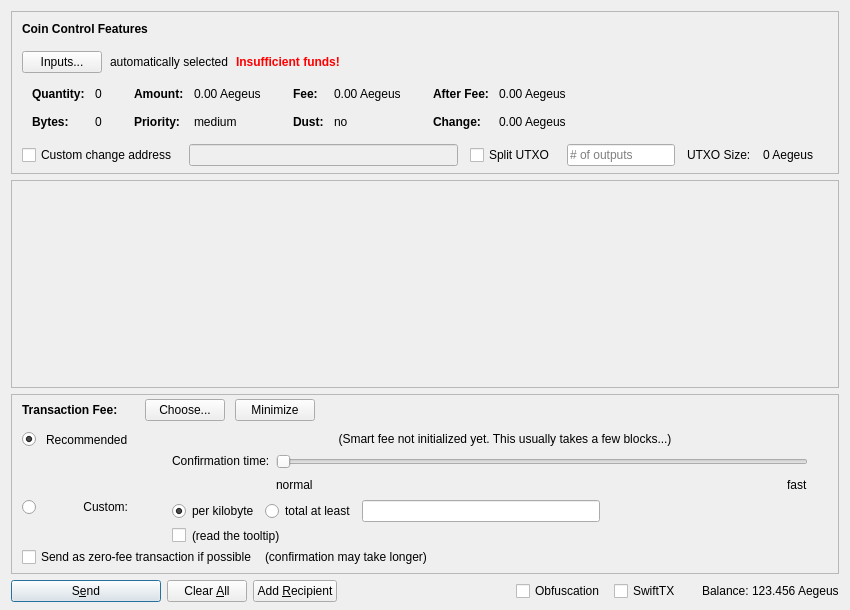
This is src/qt/forms/sendcoinsdialog.ui in AegeusCoin/aegeus as Qt 5 draws it before an edit. The edited form follows.
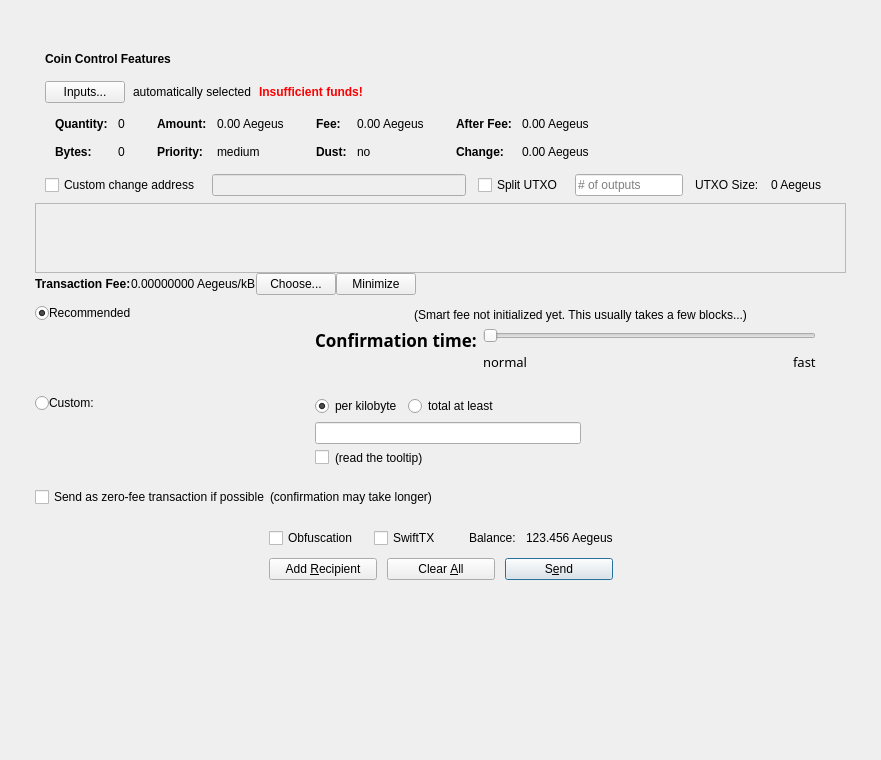
This is the edited form. Icons and pictures are not drawn. Custom widgets are drawn as their Qt base class.

```diff
--- a/src/qt/forms/sendcoinsdialog.ui
+++ b/src/qt/forms/sendcoinsdialog.ui
@@ -6,16 +6,55 @@
    <rect>
     <x>0</x>
     <y>0</y>
-    <width>850</width>
-    <height>610</height>
+    <width>881</width>
+    <height>760</height>
    </rect>
   </property>
   <property name="windowTitle">
    <string>Send Coins</string>
   </property>
-  <layout class="QVBoxLayout" name="verticalLayout" stretch="0,1,0,0">
+  <layout class="QVBoxLayout" name="verticalLayout" stretch="0,0">
+   <property name="spacing">
+    <number>0</number>
+   </property>
+   <property name="leftMargin">
+    <number>35</number>
+   </property>
+   <property name="topMargin">
+    <number>42</number>
+   </property>
+   <property name="rightMargin">
+    <number>35</number>
+   </property>
    <property name="bottomMargin">
-    <number>8</number>
+    <number>42</number>
+   </property>
+   <item>
+    <widget class="QFrame" name="mainFrame">
+     <property name="sizePolicy">
+      <sizepolicy hsizetype="Preferred" vsizetype="Minimum">
+       <horstretch>0</horstretch>
+       <verstretch>0</verstretch>
+      </sizepolicy>
+     </property>
+     <property name="lineWidth">
+      <number>0</number>
+     </property>
+     <layout class="QVBoxLayout" name="verticalLayout_5">
+      <property name="spacing">
+       <number>0</number>
+      </property>
+      <property name="leftMargin">
+       <number>0</number>
+      </property>
+      <property name="topMargin">
+       <number>0</number>
+      </property>
+      <property name="rightMargin">
+       <number>0</number>
+      </property>
+      <property name="bottomMargin">
+       <number>0</number>
    </property>
    <item>
     <widget class="QFrame" name="frameCoinControl">
@@ -31,11 +70,8 @@
        <height>16777215</height>
       </size>
      </property>
-     <property name="frameShape">
-      <enum>QFrame::StyledPanel</enum>
-     </property>
-     <property name="frameShadow">
-      <enum>QFrame::Sunken</enum>
+        <property name="lineWidth">
+         <number>0</number>
      </property>
      <layout class="QVBoxLayout" name="verticalLayoutCoinControl2">
       <property name="spacing">
@@ -549,6 +585,12 @@
             <property name="text">
              <string>Custom change address</string>
             </property>
+               <property name="iconSize">
+                <size>
+                 <width>17</width>
+                 <height>17</height>
+                </size>
+               </property>
            </widget>
           </item>
           <item>
@@ -569,6 +611,12 @@
             <property name="text">
              <string>Split UTXO</string>
             </property>
+               <property name="iconSize">
+                <size>
+                 <width>17</width>
+                 <height>17</height>
+                </size>
+               </property>
            </widget>
           </item>
           <item>
@@ -650,11 +698,11 @@
        <rect>
         <x>0</x>
         <y>0</y>
-        <width>830</width>
-        <height>95</height>
-       </rect>
-      </property>
-      <layout class="QVBoxLayout" name="verticalLayout_2" stretch="0,1">
+           <width>809</width>
+           <height>69</height>
+          </rect>
+         </property>
+         <layout class="QVBoxLayout" name="verticalLayout_2" stretch="0,0">
        <property name="leftMargin">
         <number>0</number>
        </property>
@@ -705,11 +753,8 @@
        <height>16777215</height>
       </size>
      </property>
-     <property name="frameShape">
-      <enum>QFrame::StyledPanel</enum>
-     </property>
-     <property name="frameShadow">
-      <enum>QFrame::Sunken</enum>
+        <property name="lineWidth">
+         <number>0</number>
      </property>
      <layout class="QVBoxLayout" name="verticalLayoutFee1">
       <property name="spacing">
@@ -728,18 +773,21 @@
        <number>0</number>
       </property>
       <item>
-       <layout class="QVBoxLayout" name="verticalLayoutFee2" stretch="0,0,0">
+          <layout class="QVBoxLayout" name="verticalLayoutFee2" stretch="0,0">
         <property name="spacing">
          <number>0</number>
         </property>
         <property name="leftMargin">
-         <number>10</number>
+            <number>0</number>
         </property>
         <property name="topMargin">
          <number>0</number>
         </property>
         <item>
          <layout class="QHBoxLayout" name="horizontalLayoutFee1">
+             <property name="spacing">
+              <number>0</number>
+             </property>
           <property name="bottomMargin">
            <number>0</number>
           </property>
@@ -748,26 +796,10 @@
             <property name="spacing">
              <number>0</number>
             </property>
-            <item>
-             <spacer name="verticalSpacerSmartFee">
-              <property name="orientation">
-               <enum>Qt::Vertical</enum>
-              </property>
-              <property name="sizeType">
-               <enum>QSizePolicy::Fixed</enum>
-              </property>
-              <property name="sizeHint" stdset="0">
-               <size>
-                <width>1</width>
-                <height>4</height>
-               </size>
-              </property>
-             </spacer>
-            </item>
             <item>
              <layout class="QHBoxLayout" name="horizontalLayoutSmartFee">
               <property name="spacing">
-               <number>10</number>
+                  <number>0</number>
               </property>
               <item>
                <widget class="QLabel" name="labelFeeHeadline">
@@ -789,12 +821,18 @@
                 <property name="text">
                  <string>Transaction Fee:</string>
                 </property>
+                   <property name="indent">
+                    <number>0</number>
+                   </property>
                </widget>
               </item>
               <item>
                <widget class="QLabel" name="labelFeeMinimized">
                 <property name="text">
-                 <string/>
+                    <string>0.00000000 Aegeus/kB</string>
+                   </property>
+                   <property name="indent">
+                    <number>0</number>
                 </property>
                </widget>
               </item>
@@ -849,6 +887,9 @@
         </item>
         <item>
          <widget class="QFrame" name="frameFeeSelection">
+             <property name="enabled">
+              <bool>true</bool>
+             </property>
           <layout class="QVBoxLayout" name="verticalLayoutFee12">
            <property name="spacing">
             <number>0</number>
@@ -866,7 +907,7 @@
             <number>0</number>
            </property>
            <item>
-            <layout class="QGridLayout" name="gridLayoutFee">
+               <layout class="QGridLayout" name="gridLayoutFee" columnstretch="0,1,2">
              <property name="topMargin">
               <number>10</number>
              </property>
@@ -874,12 +915,12 @@
               <number>4</number>
              </property>
              <property name="horizontalSpacing">
-              <number>10</number>
+                 <number>0</number>
              </property>
              <property name="verticalSpacing">
               <number>4</number>
              </property>
-             <item row="2" column="4">
+                <item row="2" column="2">
               <layout class="QVBoxLayout" name="verticalLayoutFee8">
                <property name="spacing">
                 <number>6</number>
@@ -894,6 +935,12 @@
                    <property name="text">
                     <string>per kilobyte</string>
                    </property>
+                      <property name="iconSize">
+                       <size>
+                        <width>17</width>
+                        <height>17</height>
+                       </size>
+                      </property>
                    <property name="checked">
                     <bool>true</bool>
                    </property>
@@ -910,14 +957,17 @@
                    <property name="text">
                     <string>total at least</string>
                    </property>
+                      <property name="iconSize">
+                       <size>
+                        <width>17</width>
+                        <height>17</height>
+                       </size>
+                      </property>
                    <attribute name="buttonGroup">
                     <string notr="true">groupCustomFee</string>
                    </attribute>
                   </widget>
                  </item>
-                 <item>
-                  <widget class="BitcoinAmountField" name="customFee"/>
-                 </item>
                  <item>
                   <spacer name="horizontalSpacer_6">
                    <property name="orientation">
@@ -933,6 +983,26 @@
                  </item>
                 </layout>
                </item>
+                  <item>
+                   <layout class="QHBoxLayout" name="horizontalLayout_5">
+                    <item>
+                     <widget class="BitcoinAmountField" name="customFee"/>
+                    </item>
+                    <item>
+                     <spacer name="horizontalSpacer_8">
+                      <property name="orientation">
+                       <enum>Qt::Horizontal</enum>
+                      </property>
+                      <property name="sizeHint" stdset="0">
+                       <size>
+                        <width>1</width>
+                        <height>1</height>
+                       </size>
+                      </property>
+                     </spacer>
+                    </item>
+                   </layout>
+                  </item>
                <item>
                 <layout class="QHBoxLayout" name="horizontalLayoutFee8">
                  <item>
@@ -940,9 +1010,18 @@
                    <property name="toolTip">
                     <string>Paying only the minimum fee is just fine as long as there is less transaction volume than space in the blocks.&lt;br /&gt;But be aware that this can end up in a never confirming transaction once there is more demand for AEGEUS transactions than the network can process.</string>
                    </property>
+                      <property name="layoutDirection">
+                       <enum>Qt::LeftToRight</enum>
+                      </property>
                    <property name="text">
                     <string/>
                    </property>
+                      <property name="iconSize">
+                       <size>
+                        <width>17</width>
+                        <height>17</height>
+                       </size>
+                      </property>
                   </widget>
                  </item>
                  <item>
@@ -978,8 +1057,86 @@
                </item>
               </layout>
              </item>
-             <item row="1" column="0">
-              <layout class="QVBoxLayout" name="verticalLayoutFee4" stretch="1">
+                <item row="0" column="0" alignment="Qt::AlignTop">
+                 <widget class="QRadioButton" name="radioSmartFee">
+                  <property name="text">
+                   <string/>
+                  </property>
+                  <property name="iconSize">
+                   <size>
+                    <width>17</width>
+                    <height>17</height>
+                   </size>
+                  </property>
+                  <property name="checked">
+                   <bool>true</bool>
+                  </property>
+                  <attribute name="buttonGroup">
+                   <string notr="true">groupFee</string>
+                  </attribute>
+                 </widget>
+                </item>
+                <item row="2" column="1">
+                 <widget class="QLabel" name="labelCustomFee">
+                  <property name="text">
+                   <string>Custom:</string>
+                  </property>
+                  <property name="alignment">
+                   <set>Qt::AlignLeading|Qt::AlignLeft|Qt::AlignTop</set>
+                  </property>
+                  <property name="indent">
+                   <number>0</number>
+                  </property>
+                  <property name="buddy">
+                   <cstring>radioCustomFee</cstring>
+                  </property>
+                 </widget>
+                </item>
+                <item row="0" column="1">
+                 <layout class="QVBoxLayout" name="verticalLayout_4">
+                  <item>
+                   <layout class="QHBoxLayout" name="horizontalLayout_4">
+                    <item>
+                     <widget class="QLabel" name="labelSmartFee_2">
+                      <property name="text">
+                       <string>Recommended</string>
+                      </property>
+                      <property name="alignment">
+                       <set>Qt::AlignLeading|Qt::AlignLeft|Qt::AlignTop</set>
+                      </property>
+                      <property name="indent">
+                       <number>0</number>
+                      </property>
+                     </widget>
+                    </item>
+                    <item>
+                     <widget class="QLabel" name="labelSmartFee">
+                      <property name="text">
+                       <string/>
+                      </property>
+                      <property name="alignment">
+                       <set>Qt::AlignLeading|Qt::AlignLeft|Qt::AlignTop</set>
+                      </property>
+                      <property name="indent">
+                       <number>0</number>
+                      </property>
+                     </widget>
+                    </item>
+                   </layout>
+                  </item>
+                  <item>
+                   <widget class="QLabel" name="labelFeeEstimation">
+                    <property name="text">
+                     <string/>
+                    </property>
+                    <property name="alignment">
+                     <set>Qt::AlignLeading|Qt::AlignLeft|Qt::AlignTop</set>
+                    </property>
+                    <property name="indent">
+                     <number>0</number>
+                    </property>
+                   </widget>
+                  </item>
                <item>
                 <spacer name="verticalSpacer_2">
                  <property name="orientation">
@@ -987,43 +1144,26 @@
                  </property>
                  <property name="sizeHint" stdset="0">
                   <size>
-                   <width>1</width>
-                   <height>1</height>
+                      <width>20</width>
+                      <height>40</height>
                   </size>
                  </property>
                 </spacer>
                </item>
               </layout>
              </item>
-             <item row="2" column="0">
-              <layout class="QVBoxLayout" name="verticalLayoutFee9" stretch="0,1">
-               <item>
-                <widget class="QRadioButton" name="radioCustomFee">
+                <item row="3" column="0" colspan="3">
+                 <widget class="QLabel" name="custom_send_as_zero_separator">
                  <property name="text">
                   <string/>
                  </property>
-                 <attribute name="buttonGroup">
-                  <string notr="true">groupFee</string>
-                 </attribute>
-                </widget>
-               </item>
-               <item>
-                <spacer name="verticalSpacer_6">
-                 <property name="orientation">
-                  <enum>Qt::Vertical</enum>
-                 </property>
-                 <property name="sizeHint" stdset="0">
-                  <size>
-                   <width>1</width>
-                   <height>1</height>
-                  </size>
-                 </property>
-                </spacer>
-               </item>
-              </layout>
-             </item>
-             <item row="1" column="4">
-              <layout class="QVBoxLayout" name="verticalLayoutFee3" stretch="0,0,1">
+                  <property name="indent">
+                   <number>0</number>
+                  </property>
+                 </widget>
+                </item>
+                <item row="0" column="2">
+                 <layout class="QVBoxLayout" name="verticalLayoutFee3" stretch="0,0">
                <property name="spacing">
                 <number>6</number>
                </property>
@@ -1031,21 +1171,20 @@
                 <number>2</number>
                </property>
                <item>
-                <layout class="QHBoxLayout" name="horizontalLayoutFee12">
-                 <item>
-                  <spacer name="horizontalSpacer_5">
-                   <property name="orientation">
-                    <enum>Qt::Horizontal</enum>
-                   </property>
-                   <property name="sizeHint" stdset="0">
-                    <size>
-                     <width>1</width>
-                     <height>1</height>
-                    </size>
-                   </property>
-                  </spacer>
-                 </item>
-                </layout>
+                   <widget class="QLabel" name="labelSmartFee2">
+                    <property name="text">
+                     <string>(Smart fee not initialized yet. This usually takes a few blocks...)</string>
+                    </property>
+                    <property name="alignment">
+                     <set>Qt::AlignHCenter</set>
+                    </property>
+                    <property name="wordWrap">
+                     <bool>true</bool>
+                    </property>
+                    <property name="margin">
+                     <number>2</number>
+                    </property>
+                   </widget>
                </item>
                <item>
                 <layout class="QHBoxLayout" name="horizontalLayoutFee9">
@@ -1053,6 +1192,14 @@
                   <layout class="QVBoxLayout" name="verticalLayoutFee6">
                    <item>
                     <widget class="QLabel" name="labelSmartFee3">
+                        <property name="font">
+                         <font>
+                          <family>Volte</family>
+                          <pointsize>13</pointsize>
+                          <weight>75</weight>
+                          <bold>true</bold>
+                         </font>
+                        </property>
                      <property name="text">
                       <string>Confirmation time:</string>
                      </property>
@@ -1095,15 +1242,15 @@
                      <property name="value">
                       <number>0</number>
                      </property>
+                        <property name="sliderPosition">
+                         <number>0</number>
+                        </property>
+                        <property name="tracking">
+                         <bool>true</bool>
+                        </property>
                      <property name="orientation">
                       <enum>Qt::Horizontal</enum>
                      </property>
-                     <property name="invertedAppearance">
-                      <bool>false</bool>
-                     </property>
-                     <property name="invertedControls">
-                      <bool>false</bool>
-                     </property>
                      <property name="tickPosition">
                       <enum>QSlider::NoTicks</enum>
                      </property>
@@ -1113,9 +1260,18 @@
                     <layout class="QHBoxLayout" name="horizontalLayoutFee10">
                      <item>
                       <widget class="QLabel" name="labelSmartFeeNormal">
+                          <property name="font">
+                           <font>
+                            <family>Volte</family>
+                            <pointsize>10</pointsize>
+                           </font>
+                          </property>
                        <property name="text">
                         <string>normal</string>
                        </property>
+                          <property name="indent">
+                           <number>0</number>
+                          </property>
                       </widget>
                      </item>
                      <item>
@@ -1133,9 +1289,18 @@
                      </item>
                      <item>
                       <widget class="QLabel" name="labelSmartFeeFast">
+                          <property name="font">
+                           <font>
+                            <family>Volte</family>
+                            <pointsize>10</pointsize>
+                           </font>
+                          </property>
                        <property name="text">
                         <string>fast</string>
                        </property>
+                          <property name="indent">
+                           <number>0</number>
+                          </property>
                       </widget>
                      </item>
                     </layout>
@@ -1144,8 +1309,28 @@
                  </item>
                 </layout>
                </item>
+                 </layout>
+                </item>
+                <item row="2" column="0">
+                 <layout class="QVBoxLayout" name="verticalLayoutFee9" stretch="0,1">
                <item>
-                <spacer name="verticalSpacer_4">
+                   <widget class="QRadioButton" name="radioCustomFee">
+                    <property name="text">
+                     <string/>
+                    </property>
+                    <property name="iconSize">
+                     <size>
+                      <width>17</width>
+                      <height>17</height>
+                     </size>
+                    </property>
+                    <attribute name="buttonGroup">
+                     <string notr="true">groupFee</string>
+                    </attribute>
+                   </widget>
+                  </item>
+                  <item>
+                   <spacer name="verticalSpacer_6">
                  <property name="orientation">
                   <enum>Qt::Vertical</enum>
                  </property>
@@ -1159,66 +1344,13 @@
                </item>
               </layout>
              </item>
-             <item row="0" column="1">
-              <widget class="QLabel" name="labelSmartFee_2">
+                <item row="1" column="0" colspan="3">
+                 <widget class="QLabel" name="recommended_custom_separator">
                <property name="text">
-                <string>Recommended</string>
-               </property>
-              </widget>
-             </item>
-             <item row="0" column="0">
-              <widget class="QRadioButton" name="radioSmartFee">
-               <property name="text">
                 <string/>
                </property>
-               <property name="checked">
-                <bool>true</bool>
-               </property>
-               <attribute name="buttonGroup">
-                <string notr="true">groupFee</string>
-               </attribute>
-              </widget>
-             </item>
-             <item row="2" column="1">
-              <widget class="QLabel" name="labelCustomFee">
-               <property name="text">
-                <string>Custom:</string>
-               </property>
-               <property name="alignment">
-                <set>Qt::AlignRight|Qt::AlignTop|Qt::AlignTrailing</set>
-               </property>
-              </widget>
-             </item>
-             <item row="0" column="2">
-              <widget class="QLabel" name="labelSmartFee">
-               <property name="text">
-                <string/>
-               </property>
-               <property name="margin">
-                <number>2</number>
-               </property>
-              </widget>
-             </item>
-             <item row="0" column="3">
-              <widget class="QLabel" name="labelFeeEstimation">
-               <property name="text">
-                <string/>
-               </property>
-              </widget>
-             </item>
-             <item row="0" column="4">
-              <widget class="QLabel" name="labelSmartFee2">
-               <property name="text">
-                <string>(Smart fee not initialized yet. This usually takes a few blocks...)</string>
-               </property>
-               <property name="alignment">
-                <set>Qt::AlignHCenter</set>
-               </property>
-               <property name="wordWrap">
-                <bool>true</bool>
-               </property>
-               <property name="margin">
-                <number>2</number>
+                  <property name="indent">
+                   <number>0</number>
                </property>
               </widget>
              </item>
@@ -1227,16 +1359,22 @@
            <item>
             <layout class="QHBoxLayout" name="horizontalLayoutFee5" stretch="0,0,0">
              <property name="spacing">
-              <number>8</number>
+                 <number>0</number>
              </property>
              <property name="bottomMargin">
-              <number>4</number>
+                 <number>0</number>
              </property>
              <item>
               <widget class="QCheckBox" name="checkBoxFreeTx">
                <property name="text">
                 <string>Send as zero-fee transaction if possible</string>
                </property>
+                  <property name="iconSize">
+                   <size>
+                    <width>17</width>
+                    <height>17</height>
+                   </size>
+                  </property>
               </widget>
              </item>
              <item>
@@ -1245,7 +1383,10 @@
                 <string>(confirmation may take longer)</string>
                </property>
                <property name="margin">
-                <number>5</number>
+                   <number>0</number>
+                  </property>
+                  <property name="indent">
+                   <number>0</number>
                </property>
               </widget>
              </item>
@@ -1280,100 +1421,55 @@
           </layout>
          </widget>
         </item>
-        <item>
-         <spacer name="verticalSpacerFee">
-          <property name="orientation">
-           <enum>Qt::Vertical</enum>
-          </property>
-          <property name="sizeHint" stdset="0">
-           <size>
-            <width>800</width>
-            <height>1</height>
-           </size>
-          </property>
-         </spacer>
-        </item>
        </layout>
       </item>
      </layout>
     </widget>
    </item>
    <item>
+       <widget class="QFrame" name="frameButtons">
+        <property name="lineWidth">
+         <number>0</number>
+        </property>
     <layout class="QHBoxLayout" name="horizontalLayout">
-     <item>
-      <widget class="QPushButton" name="sendButton">
-       <property name="minimumSize">
-        <size>
-         <width>150</width>
-         <height>0</height>
-        </size>
-       </property>
-       <property name="toolTip">
-        <string>Confirm the send action</string>
-       </property>
-       <property name="text">
-        <string>S&amp;end</string>
-       </property>
-       <property name="icon">
-        <iconset resource="../aegeus.qrc">
-         <normaloff>:/icons/send</normaloff>:/icons/send</iconset>
-       </property>
-       <property name="autoDefault">
-        <bool>false</bool>
-       </property>
-       <property name="default">
-        <bool>true</bool>
-       </property>
-      </widget>
-     </item>
+         <property name="spacing">
+          <number>0</number>
+         </property>
+         <property name="leftMargin">
+          <number>0</number>
+         </property>
+         <property name="topMargin">
+          <number>0</number>
+         </property>
+         <property name="rightMargin">
+          <number>0</number>
+         </property>
+         <property name="bottomMargin">
+          <number>0</number>
+         </property>
      <item>
-      <widget class="QPushButton" name="clearButton">
-       <property name="sizePolicy">
-        <sizepolicy hsizetype="Minimum" vsizetype="Fixed">
-         <horstretch>0</horstretch>
-         <verstretch>0</verstretch>
-        </sizepolicy>
-       </property>
-       <property name="toolTip">
-        <string>Clear all fields of the form.</string>
-       </property>
-       <property name="text">
-        <string>Clear &amp;All</string>
-       </property>
-       <property name="icon">
-        <iconset resource="../aegeus.qrc">
-         <normaloff>:/icons/remove</normaloff>:/icons/remove</iconset>
-       </property>
-       <property name="autoDefault">
-        <bool>false</bool>
-       </property>
-      </widget>
-     </item>
-     <item>
-      <widget class="QPushButton" name="addButton">
-       <property name="toolTip">
-        <string>Send to multiple recipients at once</string>
-       </property>
-       <property name="text">
-        <string>Add &amp;Recipient</string>
-       </property>
-       <property name="icon">
-        <iconset resource="../aegeus.qrc">
-         <normaloff>:/icons/add</normaloff>:/icons/add</iconset>
-       </property>
-       <property name="autoDefault">
-        <bool>false</bool>
-       </property>
-      </widget>
-     </item>
-     <item>
-      <spacer name="horizontalSpacer">
+          <spacer name="horizontalSpacer_7">
        <property name="orientation">
         <enum>Qt::Horizontal</enum>
        </property>
        <property name="sizeHint" stdset="0">
         <size>
          <width>40</width>
+             <height>20</height>
+            </size>
+           </property>
+          </spacer>
+         </item>
+         <item>
+          <layout class="QVBoxLayout" name="verticalLayout_3">
+           <item>
+            <spacer name="verticalSpacer_7">
+             <property name="orientation">
+              <enum>Qt::Vertical</enum>
+             </property>
+             <property name="sizeHint" stdset="0">
+              <size>
+               <width>20</width>
          <height>20</height>
         </size>
        </property>
@@ -1382,7 +1478,7 @@
      <item>
       <layout class="QHBoxLayout" name="horizontalLayout_2">
        <property name="spacing">
-        <number>3</number>
+              <number>10</number>
        </property>
        <item>
         <widget class="QCheckBox" name="checkUseObfuscation">
@@ -1395,6 +1491,12 @@
          <property name="text">
           <string>Obfuscation</string>
          </property>
+               <property name="iconSize">
+                <size>
+                 <width>17</width>
+                 <height>17</height>
+                </size>
+               </property>
          <property name="checked">
           <bool>false</bool>
          </property>
@@ -1421,6 +1523,9 @@
          <property name="text">
           <string>Balance:</string>
          </property>
+               <property name="indent">
+                <number>0</number>
+               </property>
         </widget>
        </item>
        <item>
@@ -1437,6 +1542,9 @@
          <property name="text">
           <string notr="true">123.456 Aegeus</string>
          </property>
+               <property name="indent">
+                <number>0</number>
+               </property>
          <property name="textInteractionFlags">
           <set>Qt::LinksAccessibleByMouse|Qt::TextSelectableByKeyboard|Qt::TextSelectableByMouse</set>
          </property>
@@ -1444,7 +1552,101 @@
        </item>
       </layout>
      </item>
-    </layout>
+           <item>
+            <spacer name="verticalSpacer_8">
+             <property name="orientation">
+              <enum>Qt::Vertical</enum>
+             </property>
+             <property name="sizeHint" stdset="0">
+              <size>
+               <width>20</width>
+               <height>10</height>
+              </size>
+             </property>
+            </spacer>
+           </item>
+           <item>
+            <layout class="QHBoxLayout" name="horizontalLayout_3">
+             <property name="spacing">
+              <number>10</number>
+             </property>
+             <item>
+              <widget class="QPushButton" name="addButton">
+               <property name="toolTip">
+                <string>Send to multiple recipients at once</string>
+               </property>
+               <property name="text">
+                <string>Add &amp;Recipient</string>
+               </property>
+               <property name="autoDefault">
+                <bool>false</bool>
+               </property>
+              </widget>
+             </item>
+             <item>
+              <widget class="QPushButton" name="clearButton">
+               <property name="toolTip">
+                <string>Clear all fields of the form.</string>
+               </property>
+               <property name="text">
+                <string>Clear &amp;All</string>
+               </property>
+               <property name="autoDefault">
+                <bool>false</bool>
+               </property>
+              </widget>
+             </item>
+             <item>
+              <widget class="QPushButton" name="sendButton">
+               <property name="toolTip">
+                <string>Confirm the send action</string>
+               </property>
+               <property name="text">
+                <string>S&amp;end</string>
+               </property>
+               <property name="autoDefault">
+                <bool>false</bool>
+               </property>
+               <property name="default">
+                <bool>true</bool>
+               </property>
+              </widget>
+             </item>
+            </layout>
+           </item>
+          </layout>
+         </item>
+         <item>
+          <spacer name="horizontalSpacer">
+           <property name="orientation">
+            <enum>Qt::Horizontal</enum>
+           </property>
+           <property name="sizeHint" stdset="0">
+            <size>
+             <width>40</width>
+             <height>20</height>
+            </size>
+           </property>
+          </spacer>
+         </item>
+        </layout>
+       </widget>
+      </item>
+     </layout>
+    </widget>
+   </item>
+   <item>
+    <spacer name="verticalSpacerFee">
+     <property name="orientation">
+      <enum>Qt::Vertical</enum>
+     </property>
+     <property name="sizeHint" stdset="0">
+      <size>
+       <width>20</width>
+       <height>40</height>
+      </size>
+     </property>
+    </spacer>
    </item>
   </layout>
  </widget>
```
Left out of the diff: 6 changed lines with no effect on the pictures. Lines whose indentation alone changed are shown as unchanged.
